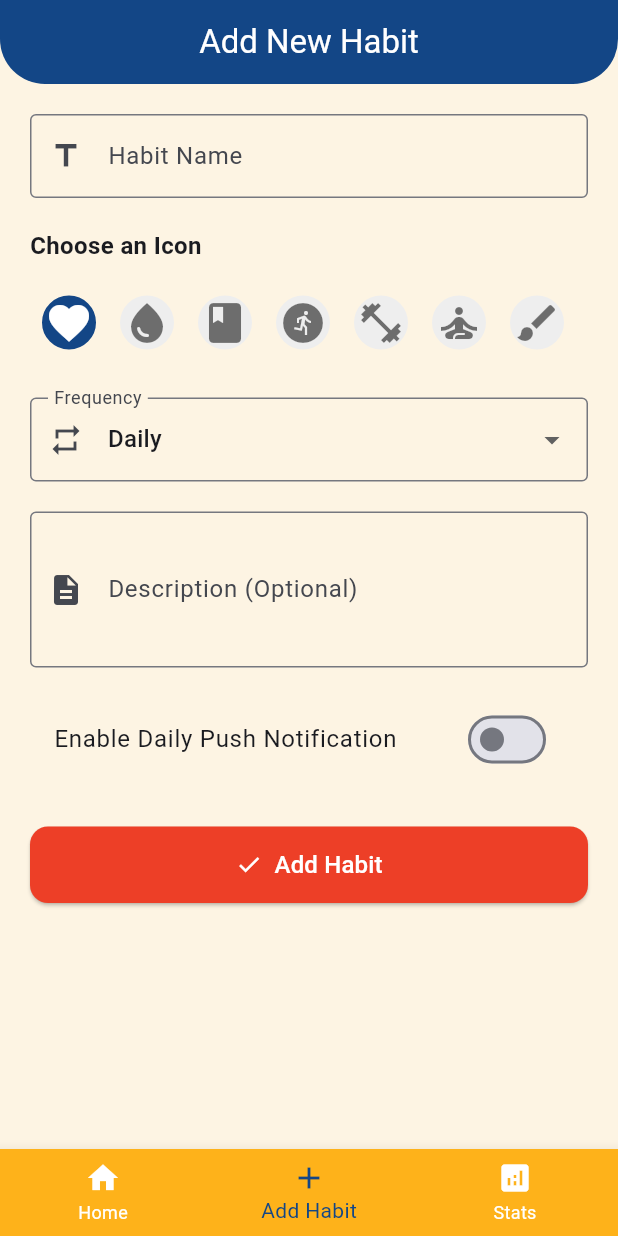
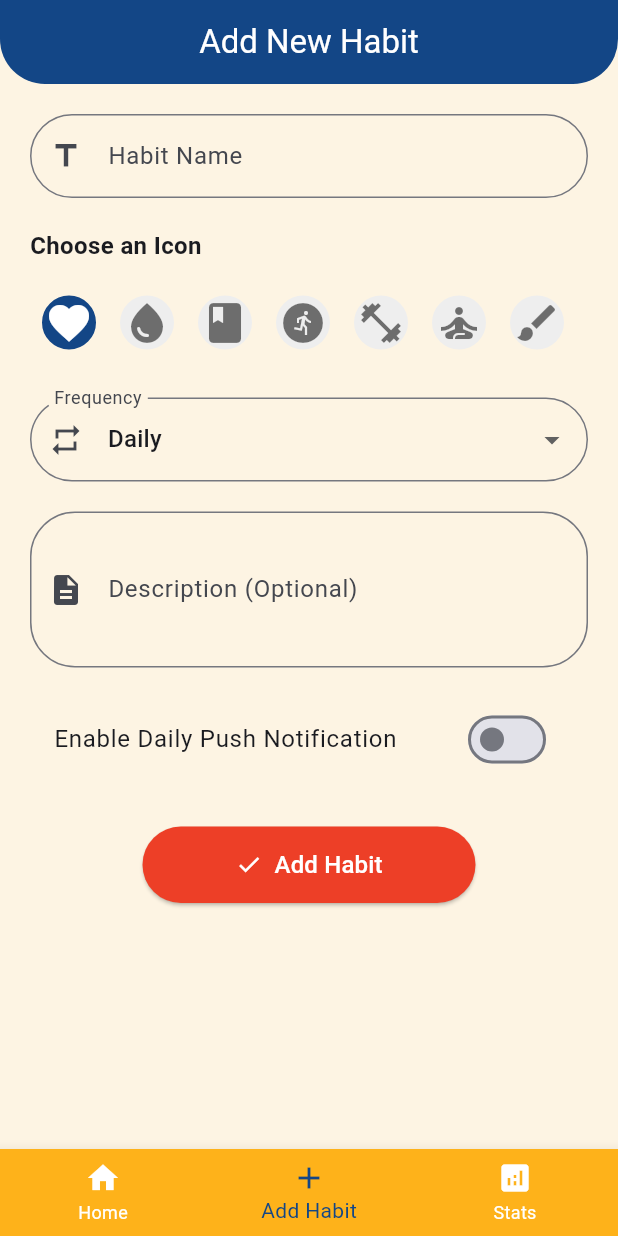
Before and after one commit to RedHotChiliPeppers35/habit_app, a Flutter app: the screen it shows once a user with an empty profile is signed in, item 2 of the bottom bar chosen, on a phone screen of 412 x 824 dp. Run offline on Flutter 3.47's test engine with Material 3 defaults, Android fonts, the phone set to English and light mode, and no system bars; our stand-ins replace flutter_dotenv, flutter_riverpod, flutter_slidable, supabase_flutter, uni_links; accounts and stored records are empty.

Commit message:
Changes to be committed: 	modified:   lib/features/home/view/add_habit.dart 	modified:   lib/features/home/view/filtered_habits.dart 	modified:   lib/features/home/view/home_page.dart 	modified:   lib/features/home/view/stats.dart

```diff
--- a/lib/features/home/view/add_habit.dart
+++ b/lib/features/home/view/add_habit.dart
@@ -114,10 +114,12 @@ class _AddHabitPageState extends ConsumerState<AddHabitPage> {
               // Habit Name
               TextFormField(
                 controller: _nameController,
-                decoration: const InputDecoration(
+                decoration: InputDecoration(
                   labelText: 'Habit Name',
                   prefixIcon: Icon(Icons.title),
-                  border: OutlineInputBorder(),
+                  border: OutlineInputBorder(
+                    borderRadius: BorderRadius.circular(30),
+                  ),
                 ),
                 validator: (value) {
                   if (value == null || value.trim().isEmpty) {
@@ -148,6 +150,7 @@ class _AddHabitPageState extends ConsumerState<AddHabitPage> {
                         margin: const EdgeInsets.symmetric(horizontal: 8),
                         decoration: BoxDecoration(
                           shape: BoxShape.circle,
+
                           color:
                               isSelected
                                   ? AppColors.primaryBlue
@@ -175,10 +178,12 @@ class _AddHabitPageState extends ConsumerState<AddHabitPage> {
               // Frequency Dropdown
               DropdownButtonFormField<String>(
                 value: _selectedFrequency,
-                decoration: const InputDecoration(
+                decoration: InputDecoration(
                   labelText: 'Frequency',
                   prefixIcon: Icon(Icons.repeat),
-                  border: OutlineInputBorder(),
+                  border: OutlineInputBorder(
+                    borderRadius: BorderRadius.circular(30),
+                  ),
                 ),
                 items: const [
                   DropdownMenuItem(value: 'daily', child: Text('Daily')),
@@ -196,10 +201,12 @@ class _AddHabitPageState extends ConsumerState<AddHabitPage> {
               // Description
               TextFormField(
                 controller: _descriptionController,
-                decoration: const InputDecoration(
+                decoration: InputDecoration(
                   labelText: 'Description (Optional)',
                   prefixIcon: Icon(Icons.description),
-                  border: OutlineInputBorder(),
+                  border: OutlineInputBorder(
+                    borderRadius: BorderRadius.circular(30),
+                  ),
                 ),
                 maxLines: 3,
               ),
@@ -217,12 +224,14 @@ class _AddHabitPageState extends ConsumerState<AddHabitPage> {
               const SizedBox(height: 30),
 
               // Submit Button
-              ElevatedButton.icon(
+              Padding(
+                padding: const EdgeInsets.symmetric(horizontal: 75),
+                child: ElevatedButton.icon(
                   style: ElevatedButton.styleFrom(
                     backgroundColor: AppColors.accentRed,
                     padding: const EdgeInsets.symmetric(vertical: 14),
                     shape: RoundedRectangleBorder(
-                    borderRadius: BorderRadius.circular(12),
+                      borderRadius: BorderRadius.circular(30),
                     ),
                   ),
                   icon: const Icon(Icons.check, color: Colors.white),
@@ -232,6 +241,7 @@ class _AddHabitPageState extends ConsumerState<AddHabitPage> {
                   ),
                   onPressed: _saveHabit,
                 ),
+              ),
             ],
           ),
         ),
--- a/lib/features/home/view/home_page.dart
+++ b/lib/features/home/view/home_page.dart
@@ -252,7 +252,7 @@ class _HabitsPageState extends ConsumerState<HabitsPage> {
                           ),
                           decoration: BoxDecoration(
                             color: Colors.white,
-                            borderRadius: BorderRadius.circular(16),
+                            borderRadius: BorderRadius.circular(30),
                             border: Border.all(
                               color: AppColors.backgroundCream,
                               width: 1.5,
@@ -354,7 +354,7 @@ class HorizontalDateSelector extends ConsumerWidget {
               margin: const EdgeInsets.symmetric(horizontal: 6, vertical: 12),
               decoration: BoxDecoration(
                 color: isSelected ? AppColors.accentRed : Colors.white,
-                borderRadius: BorderRadius.circular(16),
+                borderRadius: BorderRadius.circular(30),
               ),
               child: Column(
                 mainAxisAlignment: MainAxisAlignment.center,
```
Also changed, not shown: lib/features/home/view/filtered_habits.dart (+9 -2 lines), lib/features/home/view/stats.dart (+9 -2 lines). Lines whose indentation alone changed are shown as unchanged.
